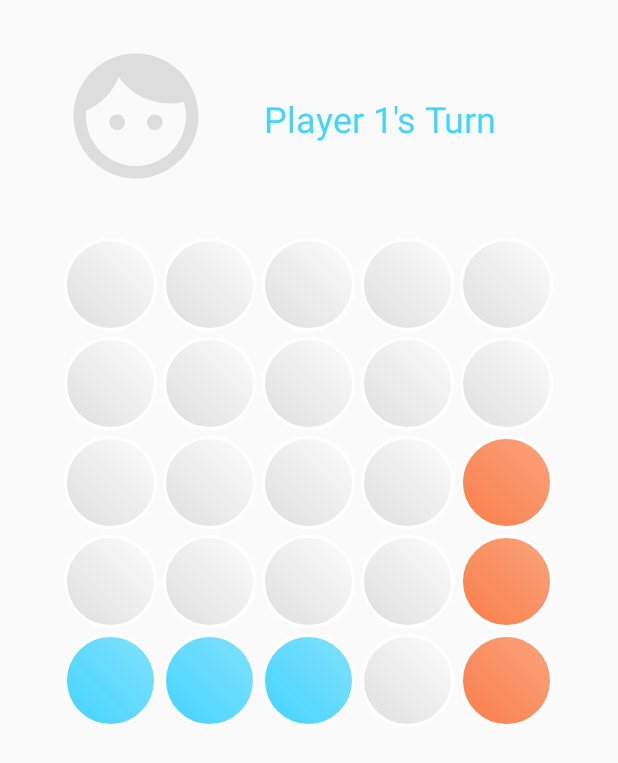
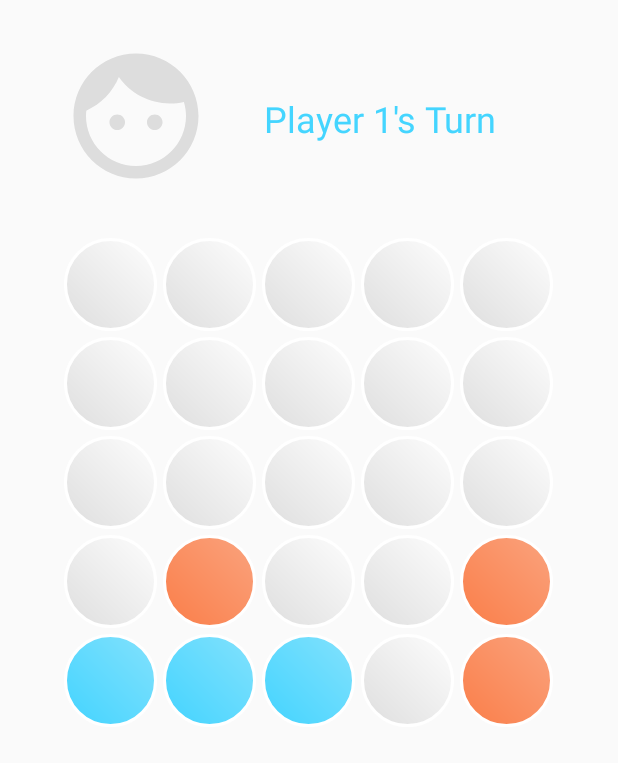
Before and after one commit to wilbur04/llama_Avoid4, an Android app: the RobotActivity screen opened directly, with no data from a screen before it, after a tap on an icon or button, on a phone screen of 412 x 824 dp. Shown: the top 763 px of the screen. Run offline under Robolectric (Android 15) with nearby library versions, the phone set to English and light mode, and no system bars; 2 other taps on this screen came first.

Commit message:
Robot no longer blocked players 3 line, unless no other choice.

```diff
--- a/app/src/main/java/com/llamaniac/not4/avoid4/AI.java
+++ b/app/src/main/java/com/llamaniac/not4/avoid4/AI.java
@@ -28,17 +28,14 @@ public class AI {
         checked = new ArrayList<>();
         reloadChecked();
         int tempNum = getRandom(0, checked.size()-1);
-        int tempCol = checked.get(tempNum);
+        int tempCol = 0;
 
-        HashSet<Integer> hs = new HashSet<>();
-        HashSet<Integer> oo = new HashSet<>();
 
         //remove all full columns
         for (int i=0; i<5; i++) {
             if (g.columnIsFull(i)) {
                 Log.d(RobotActivity.TAG, "going to remove full column " + i);
                 checked.remove(new Integer(i));
-                hs.add(i);
                 Log.d(RobotActivity.TAG, "removed full column " + i);
             }
         }
@@ -47,7 +44,6 @@ public class AI {
         //remove all dead columns
         for (int i=0; i<5; i++) {
             if (g.columnIsDead(i)) {
-                hs.add(i);
                 if (checked.contains(new Integer(i))) {
                     Log.d(RobotActivity.TAG, "going to remove dead column " + i);
                     tempChecked.add(i);
@@ -57,16 +53,35 @@ public class AI {
             }
         }
 
-        Log.d(RobotActivity.TAG, "HS: " + hs.toString());
+        //remove columns blocking
+        ArrayList<Integer> blockedColumns = new ArrayList<>();
+        for (int i=0; i<5; i++) {
+            g.changeActivePlayer();
+            if (g.columnIsDead(i)) {
+                if (checked.contains(new Integer(i))) {
+                    Log.d(RobotActivity.TAG, "adding to blockedColumns: " + i);
+                    blockedColumns.add(i);
+                    checked.remove(new Integer(i));
+                    Log.d(RobotActivity.TAG, "removed from checked: " + i);
+                }
+            }
+        }
 
+
+        String logMsg = "";
         if (checked.size() == 0) {
-            if (tempChecked.size() == 0) {
-                //no moves available
+            if (blockedColumns.size() == 0) {
+                if (tempChecked.size() == 0) {
+                    //no moves available
+                } else {
+                    tempNum = getRandom(0, tempChecked.size() - 1);
+                    tempCol = tempChecked.get(tempNum);
+                    logMsg = "add to temp column " + tempCol;
+                }
             } else {
-                tempNum = getRandom(0, tempChecked.size() - 1);
-                tempCol = tempChecked.get(tempNum);
-                Log.d(RobotActivity.TAG, "add to temp column " + tempCol);
-                g.add(tempCol);
+                tempNum = getRandom(0, blockedColumns.size() - 1);
+                tempCol = blockedColumns.get(tempNum);
+                logMsg = "add to blocked column " + tempCol;
             }
         } else {
             String a = "Available columns = [";
@@ -77,12 +92,15 @@ public class AI {
 
             tempNum = getRandom(0, checked.size() - 1);
             tempCol = checked.get(tempNum);
-            Log.d(RobotActivity.TAG, "add to column " + tempCol);
-            g.add(tempCol);
+            logMsg = "add to column " + tempCol;
         }
 
+
+        Log.d(RobotActivity.TAG, logMsg);
+        g.add(tempCol);
+        blockedColumns.clear();
+
     }
-
 
     private void reloadChecked() {
         checked.clear();
--- a/app/src/main/java/com/llamaniac/not4/avoid4/Grid.java
+++ b/app/src/main/java/com/llamaniac/not4/avoid4/Grid.java
@@ -49,6 +49,7 @@ public class Grid {
             for(int j=0; j<tempBoard.length; j++)
                 board[i][j]=tempBoard[i][j];
         player2lost = false;
+        player1lost = false;
         setActivePlayer(2);
     }
 
@@ -80,7 +81,7 @@ public class Grid {
     /**
      * To swap the players.
      */
-    private void changeActivePlayer() {
+    public void changeActivePlayer() {
         if (this.getActivePlayer() == 1) {
             this.setActivePlayer(2);
         } else {
--- a/app/src/main/java/com/llamaniac/not4/avoid4/RobotActivity.java
+++ b/app/src/main/java/com/llamaniac/not4/avoid4/RobotActivity.java
@@ -2,6 +2,7 @@ package com.llamaniac.not4.avoid4;
 
 import android.os.Bundle;
 import android.support.v7.app.AppCompatActivity;
+import android.util.Log;
 import android.view.View;
 import android.widget.Button;
 import android.widget.TextView;
@@ -345,6 +346,8 @@ public class RobotActivity extends AppCompatActivity implements View.OnClickList
             @Override
             public void afterDelay() {
                 jimmy.makeMove();
+                Log.d(RobotActivity.TAG, "Player 1 lost: " + game.getPlayer1lost());
+                Log.d(RobotActivity.TAG, "Player 2 lost: " + game.getPlayer2lost());
                 updatePlayer();
                 if (!updateGrid()) {
                     setButtonsClickable(true);
```
